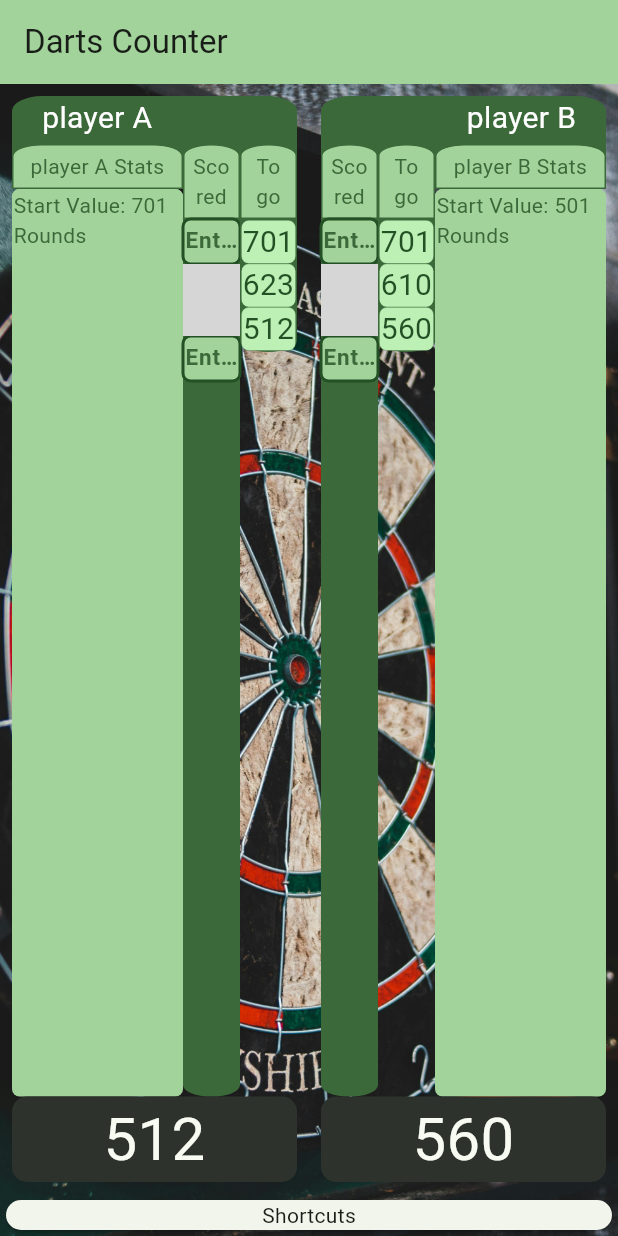
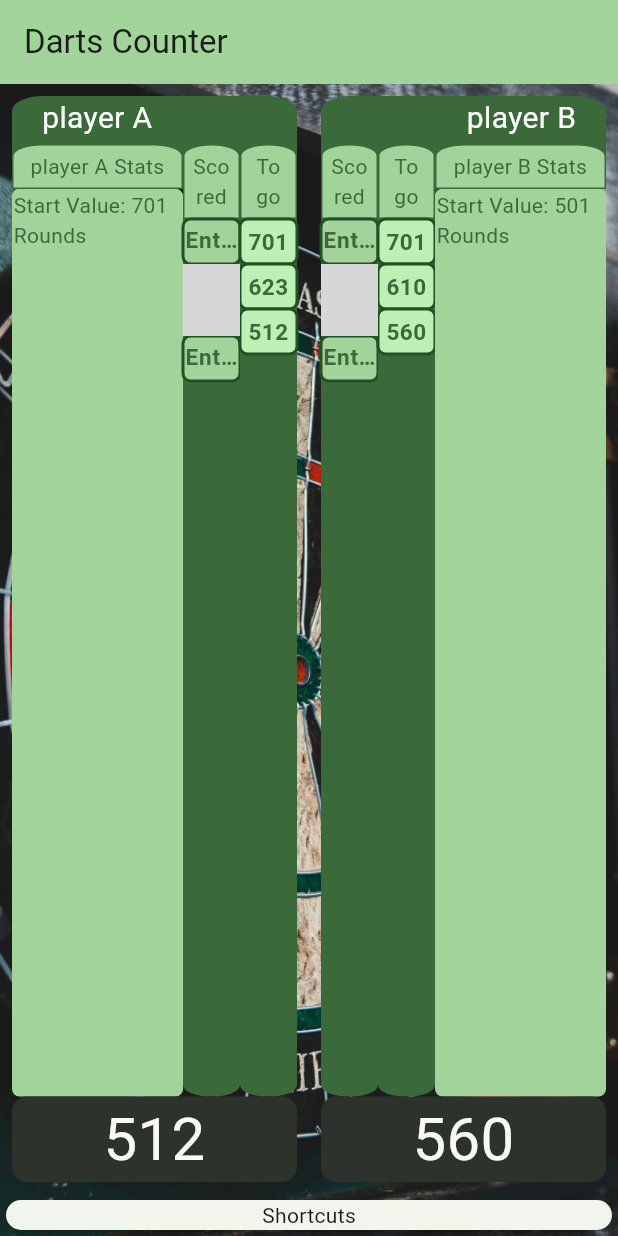
Before and after one commit to Squizzy/darts-counter, a Flutter app: the screen it shows after launch, on a phone screen of 412 x 824 dp. Run offline on Flutter 3.47's test engine with Material 3 defaults, Android fonts, the phone set to English and light mode, and no system bars; statements that could not run were skipped; grey boxes are pictures that could not be loaded.

Commit message:
UI changes to better match with the scored list; made the column extend to the remainder box

```diff
--- a/lib/player_togo_widgets.dart
+++ b/lib/player_togo_widgets.dart
@@ -29,6 +29,7 @@ class PlayerToGoTitle extends StatelessWidget {
             toGoTitle,
             style: TextStyle(color: theme.colorScheme.primary),
             textAlign: TextAlign.center,
+
           ),
         ),
       ),
@@ -49,23 +50,33 @@ class PlayerToGoItem extends StatelessWidget {
       decoration: BoxDecoration(
         border: Border.all(
           color: theme.colorScheme.onPrimaryContainer,
-          width: 0.2,
+          width: 2,
+          strokeAlign: BorderSide.strokeAlignCenter
         ),
         color: (toGoValue == null)
             ? theme.colorScheme.inversePrimary
             : theme.colorScheme.primaryContainer,
         borderRadius: BorderRadius.all(Radius.circular(5)),
       ),
-      child: SizedBox(
+
+      child: Padding(
+        padding: EdgeInsets.all(0.0),
+        child: Container(
+        height: 30,
         width: double.infinity,
+        alignment: Alignment.center,
+
         child: Text(
+          textAlign: TextAlign.center,
+          maxLines: 1,
+          style: TextStyle(
+            color: theme.colorScheme.primary,
+            fontSize: 15,
+            fontWeight: FontWeight.bold
+          ),
           (toGoValue == null) ? "" : toGoValue.toString(),
-          textAlign: TextAlign.center,
-          style: TextStyle(
-            color: theme.colorScheme.onPrimaryContainer,
-            fontSize: 20,
-          ),
         ),
+      ),
       ),
     );
   }
@@ -86,6 +97,7 @@ class PlayerToGoList extends StatelessWidget {
 
     return Container(
       // color: theme.colorScheme.primary,
+
       decoration: BoxDecoration(
         borderRadius: BorderRadius.only(
           bottomLeft: Radius.elliptical(20.0, 8.0),
@@ -98,7 +110,7 @@ class PlayerToGoList extends StatelessWidget {
       // shadowColor: theme.colorScheme.primary,
       // surfaceTintColor: theme.colorScheme.primary,
       child: Padding(
-        padding: const EdgeInsets.all(0.8),
+        padding: const EdgeInsets.all(0.0),
         child: Column(children: [
           for (int scoreToGo in player.toGo)
             PlayerToGoItem(toGoValue: scoreToGo)
@@ -142,7 +154,7 @@ class PlayerToGoSection extends StatelessWidget {
       children: [
         PlayerToGoTitle(toGoTitle: "To go"),
         // PlayerToGoItem(toGoValue: player.toGo[0]),
-        PlayerToGoList(player: player),
+        Expanded(child: PlayerToGoList(player: player)),
       ],
     );
   }
```
